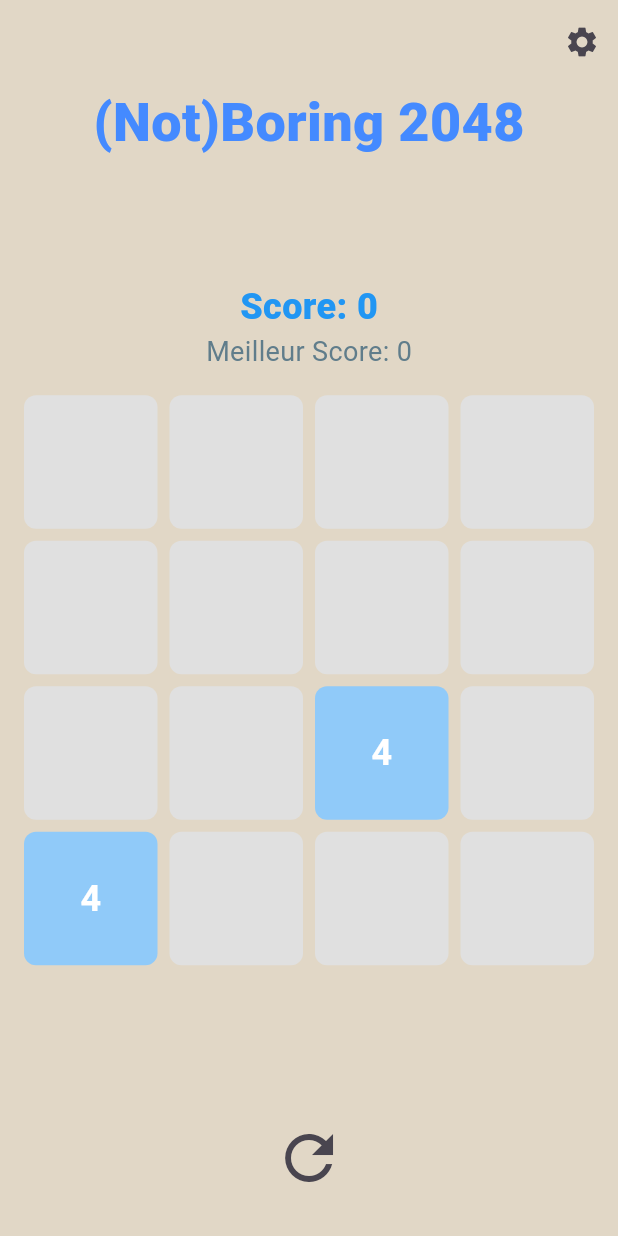
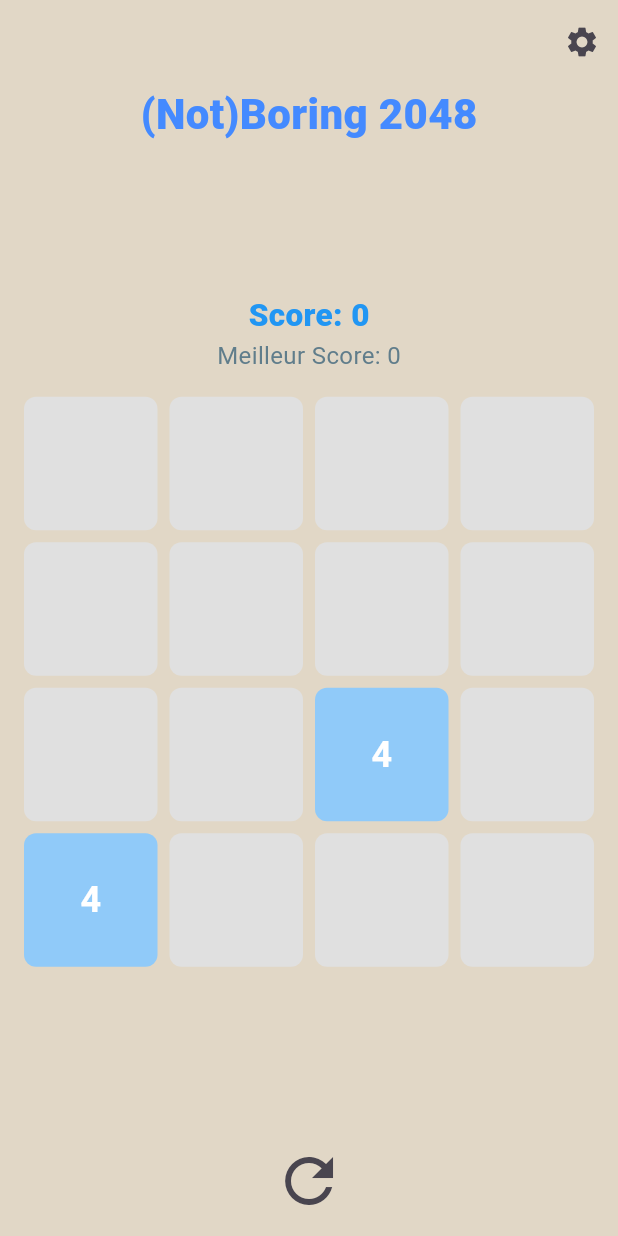
Before and after one commit to UnboringCompany/deux_mille_quarante_huit, a Flutter app: the screen it shows after launch, on a phone screen of 412 x 824 dp. Run offline on Flutter 3.47's test engine with Material 3 defaults, Android fonts, the phone set to English and light mode, and no system bars; our stand-ins replace shared_preferences.

Commit message:
fix size

```diff
--- a/lib/main.dart
+++ b/lib/main.dart
@@ -56,9 +56,9 @@ class _GameScreenState extends State<GameScreen> {
               children: [
                 const Text(
                   "(Not)Boring 2048",
-                  style: TextStyle(fontSize: 36, fontWeight: FontWeight.w900, color: Colors.blueAccent),
+                  style: TextStyle(fontSize: 28, fontWeight: FontWeight.w900, color: Colors.blueAccent),
                 ),
-                const Padding(padding: EdgeInsets.symmetric(vertical: 10)),
+                const Padding(padding: EdgeInsets.symmetric(vertical: 5)),
                 Expanded(
                   child: Column(
                     mainAxisAlignment: MainAxisAlignment.center,
@@ -74,7 +74,7 @@ class _GameScreenState extends State<GameScreen> {
                   ),
                 ),
                 Padding(
-                  padding: const EdgeInsets.symmetric(vertical: 20),
+                  padding: const EdgeInsets.symmetric(vertical: 5),
                   child: gameProvider.isGameOver
                       ? Column(
                           children: [
--- a/lib/widgets/score.dart
+++ b/lib/widgets/score.dart
@@ -11,11 +11,11 @@ class ScoreWidget extends StatelessWidget {
       children: [
         Text(
           'Score: ${gameProvider.score}',
-          style: const TextStyle(fontSize: 24, fontWeight: FontWeight.w800, color: Colors.blue),
+          style: const TextStyle(fontSize: 21, fontWeight: FontWeight.w800, color: Colors.blue),
         ),
         Text(
           'Meilleur Score: ${gameProvider.bestScore}',  // Afficher le meilleur score
-          style: const TextStyle(fontSize: 18, color: Colors.blueGrey),
+          style: const TextStyle(fontSize: 16, color: Colors.blueGrey),
         ),
       ],
     );
```
